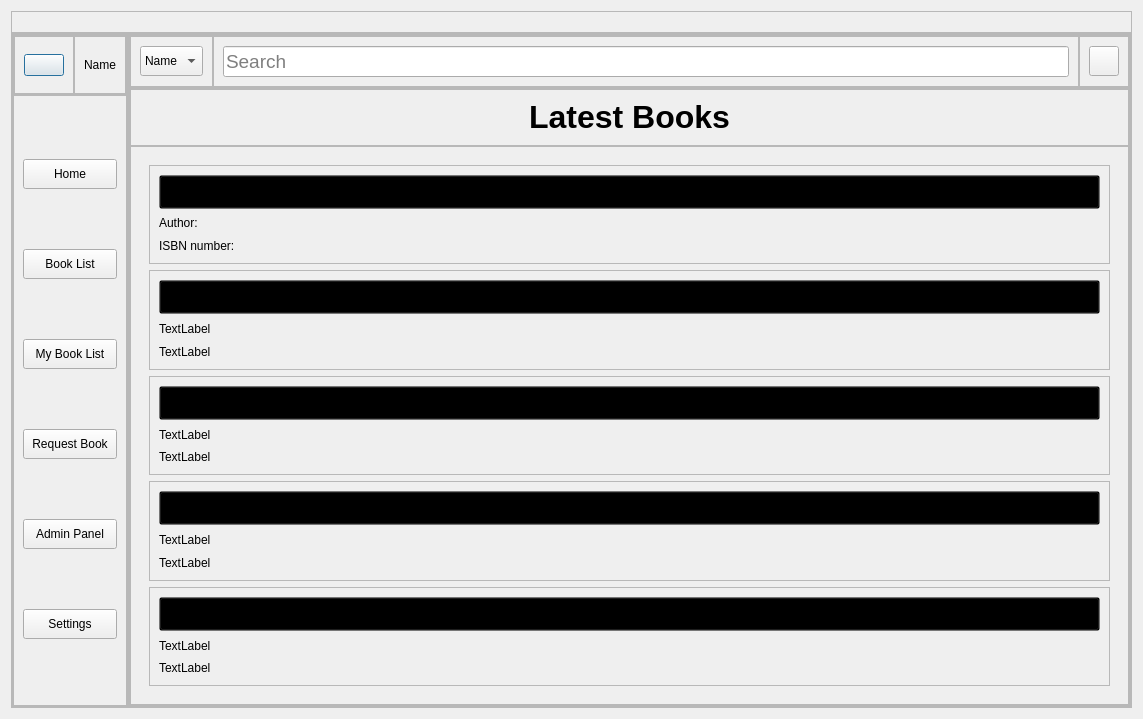
Above: studenthomepage.ui from aavashlamichhane/LibMan before the change. Below: the same form after it.
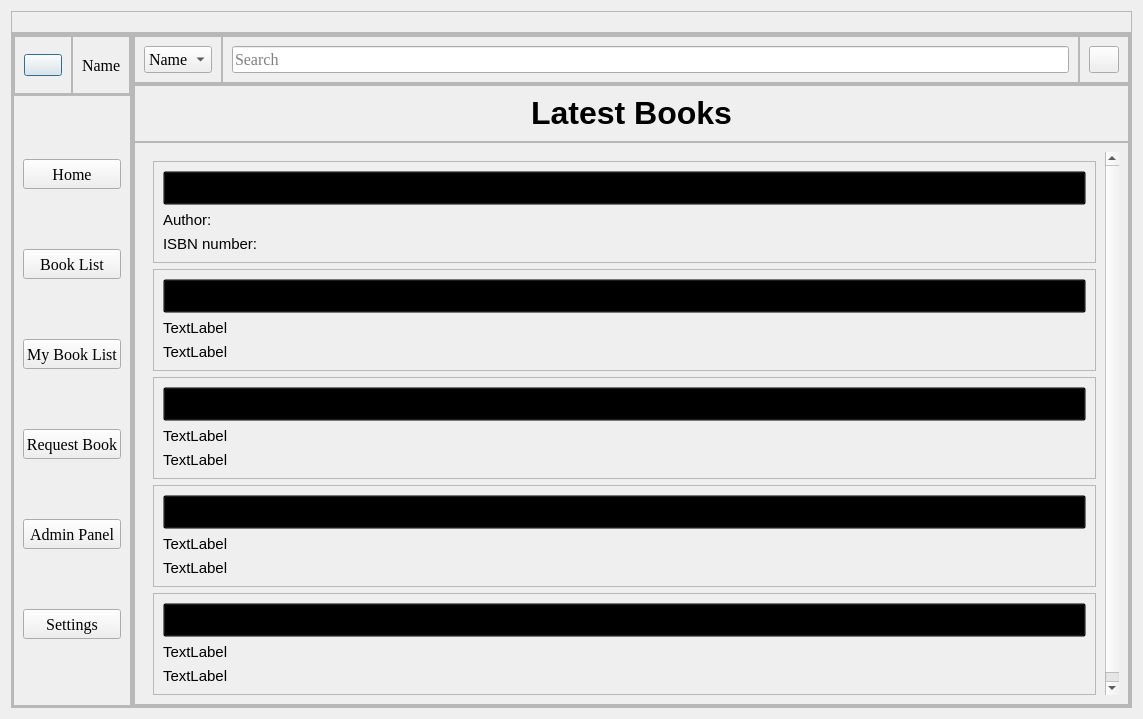
That is the form after the change. Icons and pictures are not drawn.

The edit to the form file:
```diff
--- a/studenthomepage.ui
+++ b/studenthomepage.ui
@@ -202,6 +202,12 @@
                 <layout class="QGridLayout" name="gridLayout">
                  <item row="0" column="0">
                   <widget class="QLabel" name="label_name">
+                   <property name="font">
+                    <font>
+                     <family>Times New Roman</family>
+                     <pointsize>12</pointsize>
+                    </font>
+                   </property>
                    <property name="text">
                     <string>Name</string>
                    </property>
@@ -230,6 +236,12 @@
                   <height>30</height>
                  </size>
                 </property>
+                <property name="font">
+                 <font>
+                  <family>Times New Roman</family>
+                  <pointsize>12</pointsize>
+                 </font>
+                </property>
                 <property name="text">
                  <string>Home</string>
                 </property>
@@ -247,6 +259,12 @@
                   <height>30</height>
                  </size>
                 </property>
+                <property name="font">
+                 <font>
+                  <family>Times New Roman</family>
+                  <pointsize>12</pointsize>
+                 </font>
+                </property>
                 <property name="text">
                  <string>Book List</string>
                 </property>
@@ -264,6 +282,12 @@
                   <height>30</height>
                  </size>
                 </property>
+                <property name="font">
+                 <font>
+                  <family>Times New Roman</family>
+                  <pointsize>12</pointsize>
+                 </font>
+                </property>
                 <property name="text">
                  <string>My Book List</string>
                 </property>
@@ -281,6 +305,12 @@
                   <height>30</height>
                  </size>
                 </property>
+                <property name="font">
+                 <font>
+                  <family>Times New Roman</family>
+                  <pointsize>12</pointsize>
+                 </font>
+                </property>
                 <property name="text">
                  <string>Request Book</string>
                 </property>
@@ -298,6 +328,12 @@
                   <height>30</height>
                  </size>
                 </property>
+                <property name="font">
+                 <font>
+                  <family>Times New Roman</family>
+                  <pointsize>12</pointsize>
+                 </font>
+                </property>
                 <property name="text">
                  <string>Admin Panel</string>
                 </property>
@@ -315,6 +351,12 @@
                   <height>30</height>
                  </size>
                 </property>
+                <property name="font">
+                 <font>
+                  <family>Times New Roman</family>
+                  <pointsize>12</pointsize>
+                 </font>
+                </property>
                 <property name="text">
                  <string>Settings</string>
                 </property>
@@ -407,6 +449,12 @@
                      <height>30</height>
                     </size>
                    </property>
+                   <property name="font">
+                    <font>
+                     <family>Times New Roman</family>
+                     <pointsize>12</pointsize>
+                    </font>
+                   </property>
                    <item>
                     <property name="text">
                      <string>Name</string>
@@ -441,7 +489,8 @@
                    </property>
                    <property name="font">
                     <font>
-                     <pointsize>14</pointsize>
+                     <family>Times New Roman</family>
+                     <pointsize>12</pointsize>
                     </font>
                    </property>
                    <property name="placeholderText">
@@ -555,8 +604,8 @@
                      <rect>
                       <x>0</x>
                       <y>0</y>
-                      <width>1003</width>
-                      <height>574</height>
+                      <width>998</width>
+                      <height>579</height>
                      </rect>
                     </property>
                     <layout class="QVBoxLayout" name="verticalLayout">
@@ -571,6 +620,12 @@
                        <layout class="QVBoxLayout" name="verticalLayout_6">
                         <item>
                          <widget class="QPushButton" name="label_b1">
+                          <property name="font">
+                           <font>
+                            <family>century gothic</family>
+                            <pointsize>-1</pointsize>
+                           </font>
+                          </property>
                           <property name="styleSheet">
                            <string notr="true">background:transparent; Text-align:left;font-family:century gothic;font-size:18px; color:black;
 
@@ -583,6 +638,14 @@
                         </item>
                         <item>
                          <widget class="QLabel" name="label_a1">
+                          <property name="font">
+                           <font>
+                            <family>Segoe UI</family>
+                            <pointsize>11</pointsize>
+                            <italic>false</italic>
+                            <bold>false</bold>
+                           </font>
+                          </property>
                           <property name="styleSheet">
                            <string notr="true">font: 11pt &quot;Segoe UI&quot;;</string>
                           </property>
@@ -593,6 +656,14 @@
                         </item>
                         <item>
                          <widget class="QLabel" name="label_i1">
+                          <property name="font">
+                           <font>
+                            <family>Segoe UI</family>
+                            <pointsize>11</pointsize>
+                            <italic>false</italic>
+                            <bold>false</bold>
+                           </font>
+                          </property>
                           <property name="styleSheet">
                            <string notr="true">font: 11pt &quot;Segoe UI&quot;;</string>
                           </property>
@@ -615,6 +686,12 @@
                        <layout class="QVBoxLayout" name="verticalLayout_7">
                         <item>
                          <widget class="QPushButton" name="label_b2">
+                          <property name="font">
+                           <font>
+                            <family>century gothic</family>
+                            <pointsize>-1</pointsize>
+                           </font>
+                          </property>
                           <property name="styleSheet">
                            <string notr="true">background:transparent; Text-align:left;font-family:century gothic;font-size:18px; color:black;
 
@@ -627,6 +704,14 @@
                         </item>
                         <item>
                          <widget class="QLabel" name="label_a2">
+                          <property name="font">
+                           <font>
+                            <family>Segoe UI</family>
+                            <pointsize>11</pointsize>
+                            <italic>false</italic>
+                            <bold>false</bold>
+                           </font>
+                          </property>
                           <property name="styleSheet">
                            <string notr="true">font: 11pt &quot;Segoe UI&quot;;</string>
                           </property>
@@ -637,6 +722,14 @@
                         </item>
                         <item>
                          <widget class="QLabel" name="label_i2">
+                          <property name="font">
+                           <font>
+                            <family>Segoe UI</family>
+                            <pointsize>11</pointsize>
+                            <italic>false</italic>
+                            <bold>false</bold>
+                           </font>
+                          </property>
                           <property name="styleSheet">
                            <string notr="true">font: 11pt &quot;Segoe UI&quot;;</string>
                           </property>
@@ -659,6 +752,12 @@
                        <layout class="QVBoxLayout" name="verticalLayout_9">
                         <item>
                          <widget class="QPushButton" name="label_b3">
+                          <property name="font">
+                           <font>
+                            <family>century gothic</family>
+                            <pointsize>-1</pointsize>
+                           </font>
+                          </property>
                           <property name="styleSheet">
                            <string notr="true">background:transparent; Text-align:left;font-family:century gothic;font-size:18px; color:black;
 
@@ -671,6 +770,14 @@
                         </item>
                         <item>
                          <widget class="QLabel" name="label_a3">
+                          <property name="font">
+                           <font>
+                            <family>Segoe UI</family>
+                            <pointsize>11</pointsize>
+                            <italic>false</italic>
+                            <bold>false</bold>
+                           </font>
+                          </property>
                           <property name="styleSheet">
                            <string notr="true">font: 11pt &quot;Segoe UI&quot;;</string>
                           </property>
@@ -681,6 +788,14 @@
                         </item>
                         <item>
                          <widget class="QLabel" name="label_i3">
+                          <property name="font">
+                           <font>
+                            <family>Segoe UI</family>
+                            <pointsize>11</pointsize>
+                            <italic>false</italic>
+                            <bold>false</bold>
+                           </font>
+                          </property>
                           <property name="styleSheet">
                            <string notr="true">font: 11pt &quot;Segoe UI&quot;;</string>
                           </property>
@@ -703,6 +818,12 @@
                        <layout class="QVBoxLayout" name="verticalLayout_10">
                         <item>
                          <widget class="QPushButton" name="label_b4">
+                          <property name="font">
+                           <font>
+                            <family>century gothic</family>
+                            <pointsize>-1</pointsize>
+                           </font>
+                          </property>
                           <property name="styleSheet">
                            <string notr="true">background:transparent; Text-align:left;font-family:century gothic;font-size:18px; color:black;
 
@@ -715,6 +836,14 @@
                         </item>
                         <item>
                          <widget class="QLabel" name="label_a4">
+                          <property name="font">
+                           <font>
+                            <family>Segoe UI</family>
+                            <pointsize>11</pointsize>
+                            <italic>false</italic>
+                            <bold>false</bold>
+                           </font>
+                          </property>
                           <property name="styleSheet">
                            <string notr="true">font: 11pt &quot;Segoe UI&quot;;</string>
                           </property>
@@ -725,6 +854,14 @@
                         </item>
                         <item>
                          <widget class="QLabel" name="label_i4">
+                          <property name="font">
+                           <font>
+                            <family>Segoe UI</family>
+                            <pointsize>11</pointsize>
+                            <italic>false</italic>
+                            <bold>false</bold>
+                           </font>
+                          </property>
                           <property name="styleSheet">
                            <string notr="true">font: 11pt &quot;Segoe UI&quot;;</string>
                           </property>
@@ -747,6 +884,12 @@
                        <layout class="QVBoxLayout" name="verticalLayout_11">
                         <item>
                          <widget class="QPushButton" name="label_b5">
+                          <property name="font">
+                           <font>
+                            <family>century gothic</family>
+                            <pointsize>-1</pointsize>
+                           </font>
+                          </property>
                           <property name="styleSheet">
                            <string notr="true">background:transparent; Text-align:left;font-family:century gothic;font-size:18px; color:black;
 
@@ -759,6 +902,14 @@
                         </item>
                         <item>
                          <widget class="QLabel" name="label_a5">
+                          <property name="font">
+                           <font>
+                            <family>Segoe UI</family>
+                            <pointsize>11</pointsize>
+                            <italic>false</italic>
+                            <bold>false</bold>
+                           </font>
+                          </property>
                           <property name="styleSheet">
                            <string notr="true">font: 11pt &quot;Segoe UI&quot;;</string>
                           </property>
@@ -769,6 +920,14 @@
                         </item>
                         <item>
                          <widget class="QLabel" name="label_i5">
+                          <property name="font">
+                           <font>
+                            <family>Segoe UI</family>
+                            <pointsize>11</pointsize>
+                            <italic>false</italic>
+                            <bold>false</bold>
+                           </font>
+                          </property>
                           <property name="styleSheet">
                            <string notr="true">font: 11pt &quot;Segoe UI&quot;;</string>
                           </property>
```
